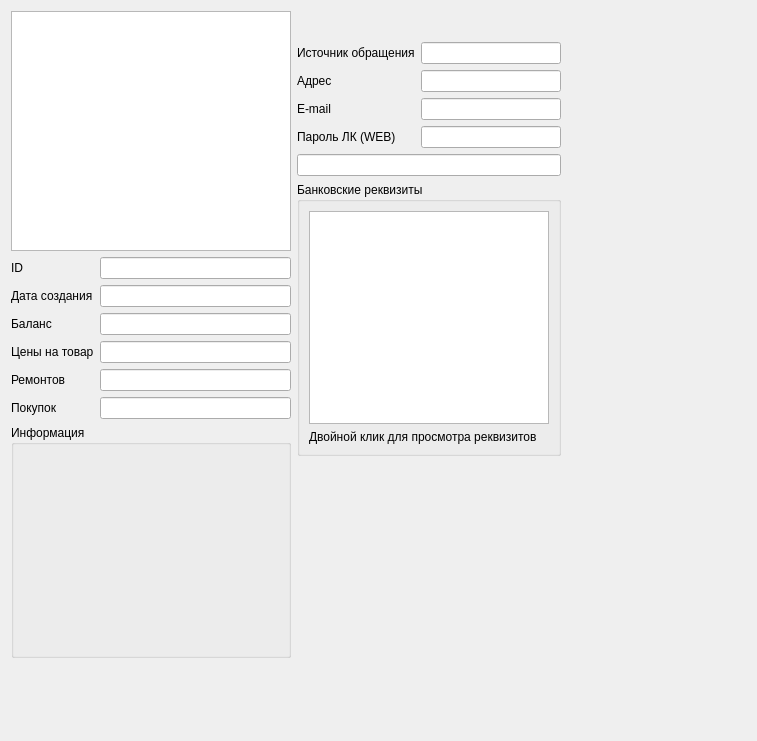
First picture: the form in tabclientsummary.ui, repository solderercb/snap_crm, before the edit.
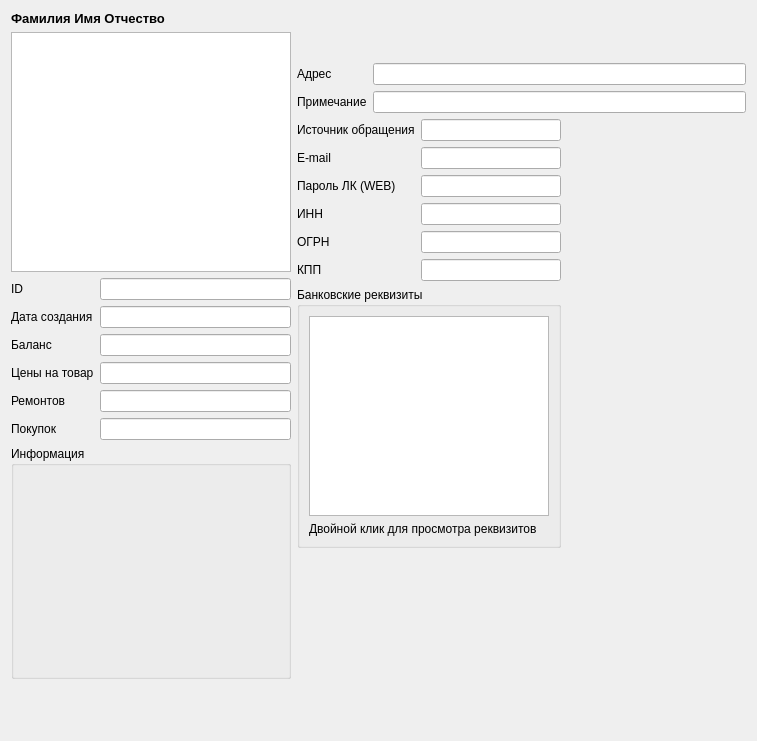
Second picture: the form after the edit. Custom widgets are drawn as their Qt base class.

Diff of the .ui file:
```diff
--- a/tabclientsummary.ui
+++ b/tabclientsummary.ui
@@ -15,8 +15,8 @@
   </property>
   <layout class="QGridLayout" name="gridLayout_4">
    <item row="0" column="0">
-    <layout class="QGridLayout" name="gridLayout_3" columnstretch="0,0,1">
-     <item row="0" column="0" rowspan="2">
+    <layout class="QGridLayout" name="gridLayout_3" columnstretch="0,0,1" columnminimumwidth="240,240,0">
+     <item row="1" column="0" rowspan="3">
       <layout class="QVBoxLayout" name="verticalLayout">
        <property name="sizeConstraint">
         <enum>QLayout::SetMinimumSize</enum>
@@ -53,7 +53,11 @@
           </widget>
          </item>
          <item row="0" column="1">
-          <widget class="QLineEdit" name="lineEditId"/>
+          <widget class="QLineEdit" name="lineEditId">
+           <property name="readOnly">
+            <bool>true</bool>
+           </property>
+          </widget>
          </item>
          <item row="1" column="0">
           <widget class="QLabel" name="labelCreated">
@@ -63,7 +67,11 @@
           </widget>
          </item>
          <item row="1" column="1">
-          <widget class="QLineEdit" name="lineEditCreated"/>
+          <widget class="QLineEdit" name="lineEditCreated">
+           <property name="readOnly">
+            <bool>true</bool>
+           </property>
+          </widget>
          </item>
          <item row="2" column="0">
           <widget class="QLabel" name="labelBalance">
@@ -73,7 +81,11 @@
           </widget>
          </item>
          <item row="2" column="1">
-          <widget class="SLineEdit" name="lineEditBalance"/>
+          <widget class="SLineEdit" name="lineEditBalance">
+           <property name="readOnly">
+            <bool>true</bool>
+           </property>
+          </widget>
          </item>
          <item row="3" column="0">
           <widget class="QLabel" name="labelPriceColumn">
@@ -83,7 +95,11 @@
           </widget>
          </item>
          <item row="3" column="1">
-          <widget class="QLineEdit" name="lineEditPriceColumn"/>
+          <widget class="QLineEdit" name="lineEditPriceColumn">
+           <property name="readOnly">
+            <bool>true</bool>
+           </property>
+          </widget>
          </item>
          <item row="4" column="0">
           <widget class="QLabel" name="labelRepairs">
@@ -93,7 +109,11 @@
           </widget>
          </item>
          <item row="4" column="1">
-          <widget class="QLineEdit" name="lineEditRepairs"/>
+          <widget class="QLineEdit" name="lineEditRepairs">
+           <property name="readOnly">
+            <bool>true</bool>
+           </property>
+          </widget>
          </item>
          <item row="5" column="0">
           <widget class="QLabel" name="labelPurchases">
@@ -103,7 +123,11 @@
           </widget>
          </item>
          <item row="5" column="1">
-          <widget class="QLineEdit" name="lineEditPurchases"/>
+          <widget class="QLineEdit" name="lineEditPurchases">
+           <property name="readOnly">
+            <bool>true</bool>
+           </property>
+          </widget>
          </item>
         </layout>
        </item>
@@ -145,6 +169,21 @@
             <property name="lineWidth">
              <number>0</number>
             </property>
+            <property name="verticalScrollBarPolicy">
+             <enum>Qt::ScrollBarAlwaysOff</enum>
+            </property>
+            <property name="horizontalScrollBarPolicy">
+             <enum>Qt::ScrollBarAlwaysOff</enum>
+            </property>
+            <property name="editTriggers">
+             <set>QAbstractItemView::NoEditTriggers</set>
+            </property>
+            <property name="showDropIndicator" stdset="0">
+             <bool>false</bool>
+            </property>
+            <property name="selectionMode">
+             <enum>QAbstractItemView::NoSelection</enum>
+            </property>
            </widget>
           </item>
          </layout>
@@ -165,8 +204,8 @@
        </item>
       </layout>
      </item>
-     <item row="0" column="1" colspan="2">
-      <widget class="SPhones" name="widgetPhones" native="true">
+     <item row="1" column="1" colspan="2">
+      <widget class="SPhones" name="phones" native="true">
        <property name="sizePolicy">
         <sizepolicy hsizetype="Expanding" vsizetype="Preferred">
          <horstretch>0</horstretch>
@@ -181,56 +220,125 @@
        </property>
       </widget>
      </item>
-     <item row="1" column="1">
-      <layout class="QVBoxLayout" name="verticalLayout_2">
+     <item row="2" column="1" colspan="2">
+      <layout class="QFormLayout" name="formLayoutRightToPhotoLong">
+       <item row="0" column="0">
+        <widget class="QLabel" name="labelAddress">
+         <property name="text">
+          <string>Адрес</string>
+         </property>
+        </widget>
+       </item>
+       <item row="0" column="1">
+        <widget class="QLineEdit" name="lineEditAddress">
+         <property name="readOnly">
+          <bool>true</bool>
+         </property>
+        </widget>
+       </item>
+       <item row="1" column="1">
+        <widget class="QLineEdit" name="lineEditNotes">
+         <property name="readOnly">
+          <bool>true</bool>
+         </property>
+        </widget>
+       </item>
+       <item row="1" column="0">
+        <widget class="QLabel" name="labelNotes">
+         <property name="text">
+          <string>Примечание</string>
+         </property>
+        </widget>
+       </item>
+      </layout>
+     </item>
+     <item row="3" column="1">
+      <layout class="QVBoxLayout" name="formLayoutRightToPhoto_2">
        <item>
-        <layout class="QHBoxLayout" name="horizontalLayout">
-         <item>
-          <layout class="QFormLayout" name="formLayout">
-           <item row="0" column="0">
-            <widget class="QLabel" name="labelVisitSource">
-             <property name="text">
-              <string>Источник обращения</string>
-             </property>
-            </widget>
-           </item>
-           <item row="0" column="1">
-            <widget class="QLineEdit" name="lineEditVisitSource"/>
-           </item>
-           <item row="1" column="0">
-            <widget class="QLabel" name="labelAddress">
-             <property name="text">
-              <string>Адрес</string>
-             </property>
-            </widget>
-           </item>
-           <item row="1" column="1">
-            <widget class="QLineEdit" name="lineEditAddress"/>
-           </item>
-           <item row="2" column="1">
-            <widget class="QLineEdit" name="lineEditEmail"/>
-           </item>
-           <item row="3" column="1">
-            <widget class="QLineEdit" name="lineEditPassword"/>
-           </item>
-           <item row="2" column="0">
-            <widget class="QLabel" name="labelEmail">
-             <property name="text">
-              <string>E-mail</string>
-             </property>
-            </widget>
-           </item>
-           <item row="3" column="0">
-            <widget class="QLabel" name="labelPassword">
-             <property name="text">
-              <string>Пароль ЛК (WEB)</string>
-             </property>
-            </widget>
-           </item>
-           <item row="4" column="0" colspan="2">
-            <widget class="QLineEdit" name="lineEditNotes"/>
-           </item>
-          </layout>
+        <layout class="QFormLayout" name="formLayoutRightToPhotoShort">
+         <item row="0" column="0">
+          <widget class="QLabel" name="labelVisitSource">
+           <property name="text">
+            <string>Источник обращения</string>
+           </property>
+          </widget>
+         </item>
+         <item row="0" column="1">
+          <widget class="QLineEdit" name="lineEditVisitSource">
+           <property name="readOnly">
+            <bool>true</bool>
+           </property>
+          </widget>
+         </item>
+         <item row="1" column="0">
+          <widget class="QLabel" name="labelEmail">
+           <property name="text">
+            <string>E-mail</string>
+           </property>
+          </widget>
+         </item>
+         <item row="1" column="1">
+          <widget class="QLineEdit" name="lineEditEmail">
+           <property name="readOnly">
+            <bool>true</bool>
+           </property>
+          </widget>
+         </item>
+         <item row="2" column="0">
+          <widget class="QLabel" name="labelPassword">
+           <property name="text">
+            <string>Пароль ЛК (WEB)</string>
+           </property>
+          </widget>
+         </item>
+         <item row="2" column="1">
+          <widget class="QLineEdit" name="lineEditPassword">
+           <property name="readOnly">
+            <bool>true</bool>
+           </property>
+          </widget>
+         </item>
+         <item row="3" column="0">
+          <widget class="QLabel" name="labelTaxField1">
+           <property name="text">
+            <string>ИНН</string>
+           </property>
+          </widget>
+         </item>
+         <item row="4" column="0">
+          <widget class="QLabel" name="labelTaxField2">
+           <property name="text">
+            <string>ОГРН</string>
+           </property>
+          </widget>
+         </item>
+         <item row="5" column="0">
+          <widget class="QLabel" name="labelTaxField3">
+           <property name="text">
+            <string>КПП</string>
+           </property>
+          </widget>
+         </item>
+         <item row="3" column="1">
+          <widget class="QLineEdit" name="lineEditTaxField1">
+           <property name="readOnly">
+            <bool>true</bool>
+           </property>
+          </widget>
+         </item>
+         <item row="4" column="1">
+          <widget class="QLineEdit" name="lineEditTaxField2">
+           <property name="readOnly">
+            <bool>true</bool>
+           </property>
+          </widget>
+         </item>
+         <item row="5" column="1">
+          <widget class="QLineEdit" name="lineEditTaxField3">
+           <property name="readOnly">
+            <bool>true</bool>
+           </property>
+          </widget>
          </item>
         </layout>
        </item>
@@ -276,6 +384,12 @@
             <property name="horizontalScrollBarPolicy">
              <enum>Qt::ScrollBarAlwaysOff</enum>
             </property>
+            <property name="lineWrapMode">
+             <enum>QTextEdit::NoWrap</enum>
+            </property>
+            <property name="readOnly">
+             <bool>true</bool>
+            </property>
            </widget>
           </item>
          </layout>
@@ -289,14 +403,14 @@
          <property name="sizeHint" stdset="0">
           <size>
            <width>20</width>
-           <height>191</height>
+           <height>238</height>
           </size>
          </property>
         </spacer>
        </item>
       </layout>
      </item>
-     <item row="1" column="2">
+     <item row="3" column="2">
       <spacer name="horizontalSpacer">
        <property name="orientation">
         <enum>Qt::Horizontal</enum>
@@ -309,6 +423,20 @@
        </property>
       </spacer>
      </item>
+     <item row="0" column="0" colspan="3">
+      <widget class="QLabel" name="labelFullName">
+       <property name="font">
+        <font>
+         <pointsize>10</pointsize>
+         <weight>75</weight>
+         <bold>true</bold>
+        </font>
+       </property>
+       <property name="text">
+        <string>Фамилия Имя Отчество</string>
+       </property>
+      </widget>
+     </item>
     </layout>
    </item>
   </layout>
```
Left out of the diff: 2 changed lines with no effect on the pictures.
